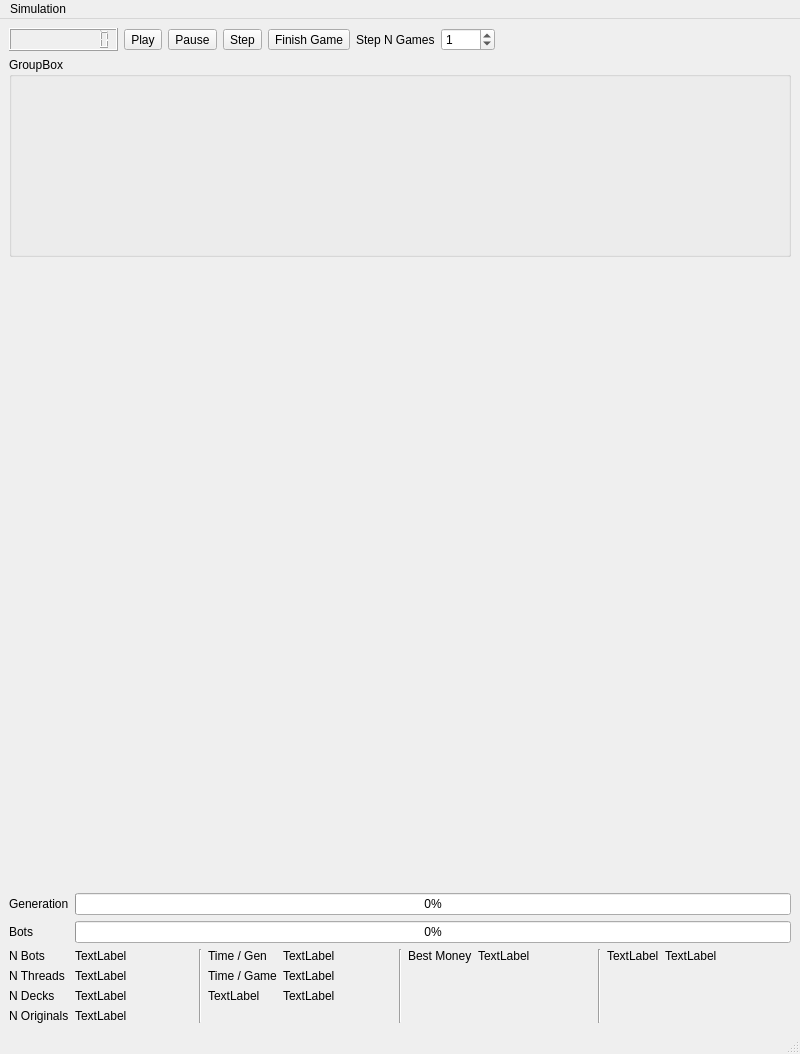
Qt form blackjackBotMainWindow.ui (Timin8er/BlackjackBot) before a commit.
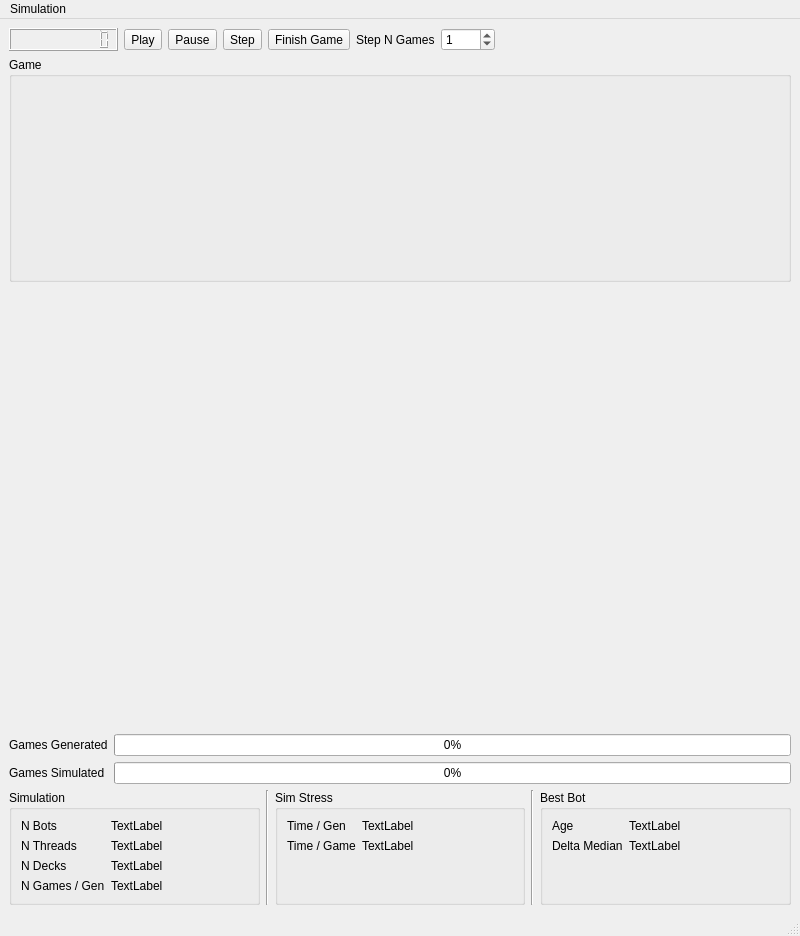
The same form after that commit.

```diff
--- a/blackjackBotMainWindow.ui
+++ b/blackjackBotMainWindow.ui
@@ -7,7 +7,7 @@
     <x>0</x>
     <y>0</y>
     <width>800</width>
-    <height>1054</height>
+    <height>936</height>
    </rect>
   </property>
   <property name="windowTitle">
@@ -98,11 +98,11 @@
       <property name="minimumSize">
        <size>
         <width>0</width>
-        <height>200</height>
+        <height>225</height>
        </size>
       </property>
       <property name="title">
-       <string>GroupBox</string>
+       <string>Game</string>
       </property>
       <layout class="QVBoxLayout" name="verticalLayout_2">
        <item>
@@ -160,7 +160,7 @@
       <item row="1" column="0">
        <widget class="QLabel" name="label">
         <property name="text">
-         <string>Bots</string>
+         <string>Games Simulated</string>
         </property>
        </widget>
       </item>
@@ -177,7 +177,7 @@
       <item row="0" column="0">
        <widget class="QLabel" name="label_5">
         <property name="text">
-         <string>Generation</string>
+         <string>Games Generated</string>
         </property>
        </widget>
       </item>
@@ -199,6 +199,12 @@
        <enum>QLayout::SetDefaultConstraint</enum>
       </property>
       <item>
+       <widget class="QGroupBox" name="groupBox">
+        <property name="title">
+         <string>Simulation</string>
+        </property>
+        <layout class="QVBoxLayout" name="verticalLayout_3">
+         <item>
        <layout class="QFormLayout" name="form_data_0">
         <item row="1" column="0">
          <widget class="QLabel" name="label_winners">
@@ -245,7 +251,7 @@
         <item row="4" column="0">
          <widget class="QLabel" name="label_6">
           <property name="text">
-           <string>N Originals</string>
+              <string>N Games / Gen</string>
           </property>
          </widget>
         </item>
@@ -257,6 +263,9 @@
          </widget>
         </item>
        </layout>
+         </item>
+        </layout>
+       </widget>
       </item>
       <item>
        <widget class="Line" name="line">
@@ -266,6 +275,12 @@
        </widget>
       </item>
       <item>
+       <widget class="QGroupBox" name="groupBox_2">
+        <property name="title">
+         <string>Sim Stress</string>
+        </property>
+        <layout class="QVBoxLayout" name="verticalLayout_4">
+         <item>
        <layout class="QFormLayout" name="form_data_1">
         <item row="0" column="0">
          <widget class="QLabel" name="labelTGen">
@@ -295,21 +310,10 @@
           </property>
          </widget>
         </item>
-        <item row="2" column="0">
-         <widget class="QLabel" name="label_8">
-          <property name="text">
-           <string>TextLabel</string>
-          </property>
-         </widget>
-        </item>
-        <item row="2" column="1">
-         <widget class="QLabel" name="label_9">
-          <property name="text">
-           <string>TextLabel</string>
-          </property>
-         </widget>
-        </item>
-       </layout>
+          </layout>
+         </item>
+        </layout>
+       </widget>
       </item>
       <item>
        <widget class="Line" name="line_2">
@@ -319,11 +323,17 @@
        </widget>
       </item>
       <item>
+       <widget class="QGroupBox" name="groupBox_3">
+        <property name="title">
+         <string>Best Bot</string>
+        </property>
+        <layout class="QVBoxLayout" name="verticalLayout_5">
+         <item>
        <layout class="QFormLayout" name="form_data_2">
         <item row="0" column="0">
          <widget class="QLabel" name="labelBestMoney">
           <property name="text">
-           <string>Best Money</string>
+              <string>Age</string>
           </property>
          </widget>
         </item>
@@ -334,32 +344,24 @@
           </property>
          </widget>
         </item>
-       </layout>
-      </item>
-      <item>
-       <widget class="Line" name="line_3">
-        <property name="orientation">
-         <enum>Qt::Vertical</enum>
-        </property>
-       </widget>
-      </item>
-      <item>
-       <layout class="QFormLayout" name="form_data_3">
-        <item row="0" column="0">
-         <widget class="QLabel" name="label_3">
+           <item row="1" column="0">
+            <widget class="QLabel" name="labelBestDelta">
           <property name="text">
-           <string>TextLabel</string>
+              <string>Delta Median</string>
           </property>
          </widget>
         </item>
-        <item row="0" column="1">
-         <widget class="QLabel" name="label_4">
+           <item row="1" column="1">
+            <widget class="QLabel" name="printBestDelta">
           <property name="text">
            <string>TextLabel</string>
           </property>
          </widget>
         </item>
        </layout>
+         </item>
+        </layout>
+       </widget>
       </item>
      </layout>
     </item>
```
Left out of the diff: 22 changed lines with no effect on the pictures. Lines whose indentation alone changed are shown as unchanged.
